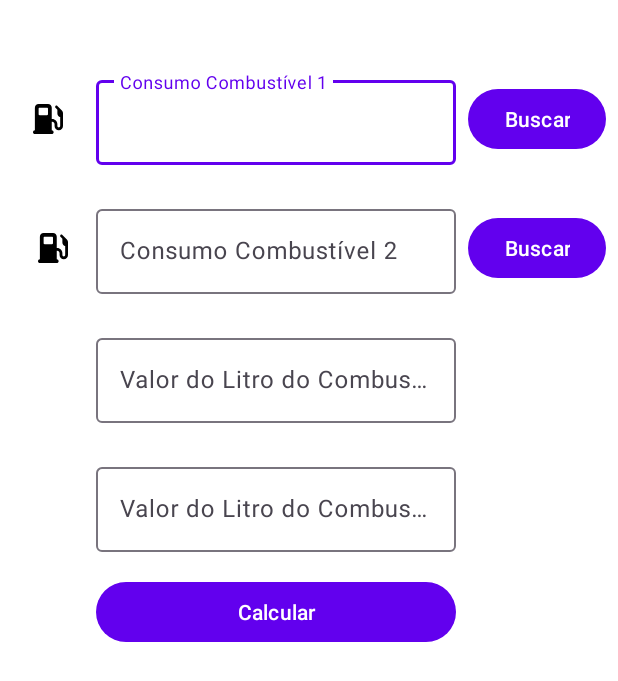
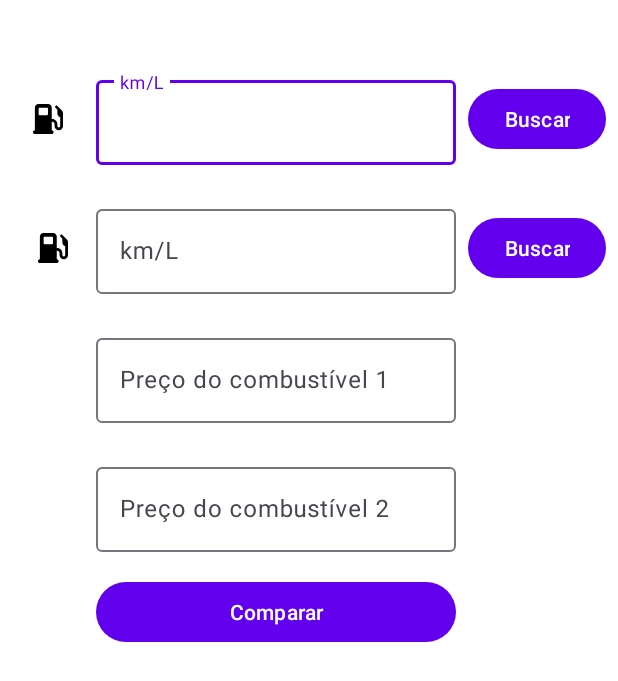
Before and after one commit to DouglasValerio/FlexCalculator, an Android app: the screen it shows after launch (MainActivity), on a phone screen of 412 x 824 dp. Shown: the top 681 px of the screen. Run offline under Robolectric (Android 15) with nearby library versions, the phone set to English and light mode, and no system bars.

```diff
--- a/app/src/main/java/info/codementor/flexcalculator/adapters/FuelOptionAdapter.kt
+++ b/app/src/main/java/info/codementor/flexcalculator/adapters/FuelOptionAdapter.kt
@@ -27,7 +27,7 @@ class FuelOptionAdapter(private val context: Context, private val dataSource: Li
         val item = getItem(position) as FuelOptionModel
 
         titleTextView.text = item.label
-        subtitleTextView.text = item.consumption+item.unit+"/km"
+        subtitleTextView.text = "${item.consumption} km/${item.unit}"
 
         return rowView
     }
--- a/app/src/main/res/layout/activity_main.xml
+++ b/app/src/main/res/layout/activity_main.xml
@@ -39,7 +39,7 @@
                 android:id="@+id/baseFuelInputField"
                 android:layout_width="match_parent"
                 android:layout_height="wrap_content"
-                android:hint="Consumo Combustível 1"
+                android:hint="@string/km_l"
                 android:imeOptions="actionDone"
                 android:inputType="numberDecimal"
                 android:textColor="?android:textColor"
@@ -51,7 +51,7 @@
             android:id="@+id/searchBaseFuelButton"
             android:layout_width="wrap_content"
             android:layout_height="wrap_content"
-            android:text="Buscar"
+            android:text="@string/buscar"
 
             app:layout_constraintBottom_toBottomOf="@+id/baseFuelInputContainer"
             app:layout_constraintEnd_toEndOf="parent"
@@ -83,7 +83,7 @@
                 android:id="@+id/compareFuelInputField"
                 android:layout_width="match_parent"
                 android:layout_height="wrap_content"
-                android:hint="Consumo Combustível 2"
+                android:hint="@string/km_l"
                 android:imeOptions="actionDone"
                 android:inputType="numberDecimal"
                 android:textColor="?android:textColor" />
@@ -93,7 +93,7 @@
             android:id="@+id/searchCompareFuelButton"
             android:layout_width="wrap_content"
             android:layout_height="wrap_content"
-            android:text="Buscar"
+            android:text="@string/buscar"
             app:layout_constraintBottom_toBottomOf="@+id/compareFuelInputContainer"
             app:layout_constraintEnd_toEndOf="parent"
             app:layout_constraintStart_toEndOf="@+id/compareFuelInputContainer"
@@ -114,7 +114,7 @@
                 android:id="@+id/baseFuelPriceInputField"
                 android:layout_width="match_parent"
                 android:layout_height="wrap_content"
-                android:hint="Valor do Litro do Combustível 1"
+                android:hint="@string/preco_1"
                 android:imeOptions="actionDone"
                 android:inputType="numberDecimal"
                 android:textColor="?android:textColor" />
@@ -135,7 +135,7 @@
                 android:id="@+id/compareFuelPriceInputField"
                 android:layout_width="match_parent"
                 android:layout_height="wrap_content"
-                android:hint="Valor do Litro do Combustível 2"
+                android:hint="@string/preco_2"
                 android:imeOptions="actionDone"
                 android:inputType="numberDecimal"
                 android:textColor="?android:textColor" />
@@ -146,7 +146,7 @@
             android:layout_width="0dp"
             android:layout_height="wrap_content"
             android:layout_marginTop="16dp"
-            android:text="Calcular"
+            android:text="@string/comparar"
             app:layout_constraintEnd_toEndOf="@+id/compareFuelPriceInputContainer"
             app:layout_constraintStart_toStartOf="@+id/compareFuelPriceInputContainer"
             app:layout_constraintTop_toBottomOf="@+id/compareFuelPriceInputContainer" />
--- a/app/src/main/res/values/strings.xml
+++ b/app/src/main/res/values/strings.xml
@@ -1,3 +1,8 @@
 <resources>
     <string name="app_name">FlexCalculator</string>
+    <string name="comparar">Comparar</string>
+    <string name="preco_2">Preço do combustível 2</string>
+    <string name="preco_1">Preço do combustível 1</string>
+    <string name="buscar">Buscar</string>
+    <string name="km_l">km/L</string>
 </resources>
```
Also changed, not shown: app/src/main/res/values/fuel_options.xml (+4 -4 lines), 1 other file.
